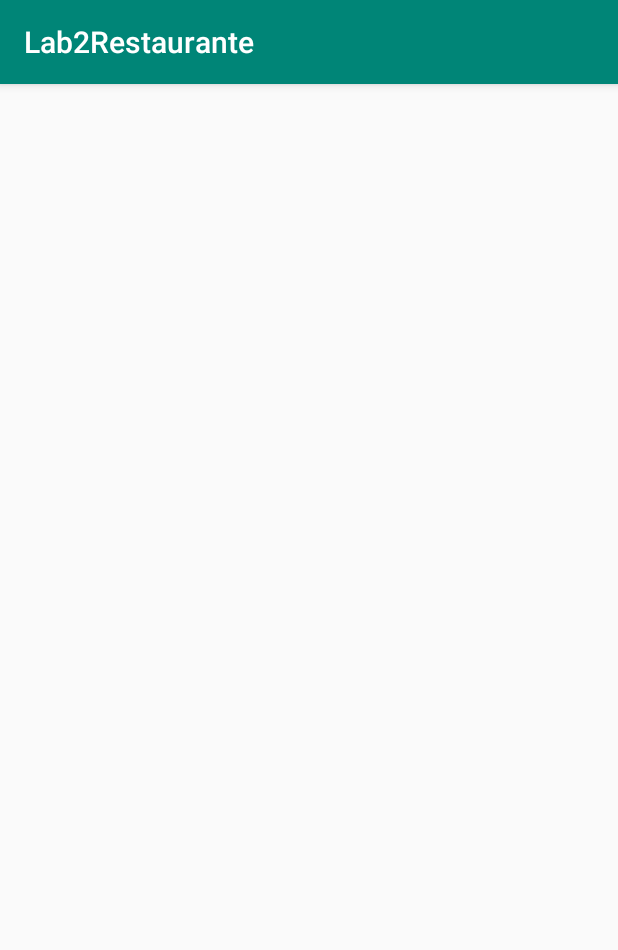
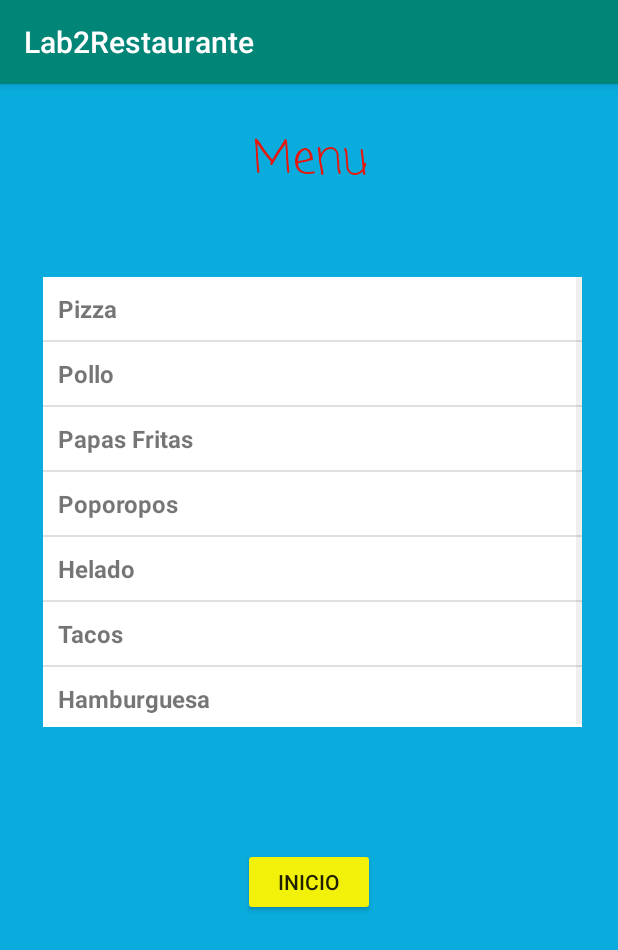
Before and after one commit to sorozcov/lab2, an Android app: the MENU screen opened directly, with no data from a screen before it, on a phone screen of 412 x 824 dp. Shown: the top 950 px of the screen. Run offline under Robolectric (Android 15) with nearby library versions, the phone set to English and light mode, and no system bars.

Commit message:
cambios finales

```diff
--- a/app/src/main/AndroidManifest.xml
+++ b/app/src/main/AndroidManifest.xml
@@ -18,6 +18,8 @@
         </activity>
         <activity android:name=".MENU">
         </activity>
+        <activity android:name=".Order">
+        </activity>
     </application>
 
 </manifest>
--- a/app/src/main/java/com/example/silvi/lab2restaurante/MENU.kt
+++ b/app/src/main/java/com/example/silvi/lab2restaurante/MENU.kt
@@ -1,12 +1,43 @@
 package com.example.silvi.lab2restaurante
 
+import android.content.Intent
 import android.support.v7.app.AppCompatActivity
 import android.os.Bundle
+import android.view.View
+import android.widget.ArrayAdapter
+import android.widget.ListView
+import android.widget.Toast
+import kotlinx.android.synthetic.main.activity_menu.*
+import android.widget.AdapterView
 
+
+//Actividad de menu
 class MENU : AppCompatActivity() {
 
     override fun onCreate(savedInstanceState: Bundle?) {
         super.onCreate(savedInstanceState)
         setContentView(R.layout.activity_menu)
+        //Crear un link entre el listview y el adapter
+        val adapter = ArrayAdapter<String>(this, R.layout.listviews, MyApplication.menu.myOrder)
+
+        restaurantMenu.adapter = adapter
+        //Agrega elementos a la orden
+        restaurantMenu.setOnItemClickListener { parent, view, position, id ->
+
+            MyApplication.userOrder.myOrder.add(MyApplication.menu.myOrder.get(position))
+            Toast.makeText(this@MENU, "Elemento agregado a la orden ${MyApplication.menu.myOrder.get(position)}", Toast.LENGTH_SHORT).show();
+
+        }
+
+        //Regresa al inicio
+        mainButton1.setOnClickListener{
+            val intent: Intent = Intent(this, MainActivity::class.java);
+            startActivity(intent);
+            finish();
+
+        }
+
     }
+
+
 }
--- a/app/src/main/java/com/example/silvi/lab2restaurante/MenuOrder.kt
+++ b/app/src/main/java/com/example/silvi/lab2restaurante/MenuOrder.kt
@@ -2,7 +2,7 @@ package com.example.silvi.lab2restaurante
 
 interface MenuOrder {
 
-    val menuOrder: ArrayList<String> // Pedido
+    var myOrder: ArrayList<String> // Pedido
 
     fun clear() // Limpiar pedido
     fun add(element: String) // Agregar elemento
--- /dev/null
+++ b/app/src/main/java/com/example/silvi/lab2restaurante/MyApplication.kt
@@ -0,0 +1,13 @@
+package com.example.silvi.lab2restaurante
+
+import android.app.Application
+//Silvio Orozco 18282
+//Controlador de aplicacion
+class MyApplication: Application() {
+
+    companion object {
+        var menu = MyMenuOrder(arrayListOf<String>("Pizza", "Pollo","Papas Fritas","Poporopos","Helado","Tacos","Hamburguesa"));
+        var userOrder = MyMenuOrder(arrayListOf<String>());
+    }
+
+}
--- a/app/src/main/res/layout/activity_main.xml
+++ b/app/src/main/res/layout/activity_main.xml
@@ -5,7 +5,7 @@
         xmlns:app="http://schemas.android.com/apk/res-auto"
         android:layout_width="match_parent"
         android:layout_height="match_parent"
-        tools:context=".MainActivity" android:background="#F7E6CF">
+        tools:context=".MainActivity" android:background="#0AACDE">
 
     <TextView
             android:layout_width="wrap_content"
@@ -26,7 +26,7 @@
             android:layout_marginBottom="8dp" app:layout_constraintBottom_toTopOf="@+id/textView"
             app:layout_constraintVertical_bias="0.962"/>
     <Button
-            android:text="Mostrar Menú"
+            android:text="Mostrar Menu"
             android:layout_width="wrap_content"
             android:layout_height="48dp"
             android:id="@+id/showMenu" android:backgroundTint="#F1F109"
--- a/app/src/main/res/layout/activity_menu.xml
+++ b/app/src/main/res/layout/activity_menu.xml
@@ -5,6 +5,35 @@
         xmlns:app="http://schemas.android.com/apk/res-auto"
         android:layout_width="match_parent"
         android:layout_height="match_parent"
-        tools:context=".MENU">
+        tools:context=".MENU" android:background="#0AACDE">
 
+    <Button
+            android:text="Inicio"
+            android:layout_width="wrap_content"
+            android:layout_height="45dp"
+            android:id="@+id/mainButton1" android:backgroundTint="#F1F109"
+            android:layout_marginTop="424dp"
+            app:layout_constraintTop_toTopOf="parent"
+            android:layout_marginBottom="8dp" app:layout_constraintBottom_toBottomOf="parent"
+            android:layout_marginEnd="8dp" app:layout_constraintEnd_toEndOf="parent" android:layout_marginStart="8dp"
+            app:layout_constraintStart_toStartOf="parent" app:layout_constraintVertical_bias="0.294"/>
+    <TextView
+            android:layout_width="wrap_content"
+            android:layout_height="66dp"
+            android:text="Menu"
+            app:layout_constraintLeft_toLeftOf="parent"
+            app:layout_constraintRight_toRightOf="parent"
+            app:layout_constraintTop_toTopOf="parent" android:fontFamily="casual" android:textSize="30sp"
+            android:id="@+id/textView2" android:textColor="#E6170C" app:layout_constraintHorizontal_bias="0.501"
+            android:layout_marginTop="28dp"/>
+    <ListView
+            android:layout_width="359dp"
+            android:layout_height="300dp"
+            android:background="@android:color/white" android:layout_marginTop="8dp"
+            app:layout_constraintTop_toBottomOf="@+id/textView2" app:layout_constraintEnd_toEndOf="parent"
+            android:layout_marginEnd="8dp" app:layout_constraintStart_toStartOf="parent"
+            android:layout_marginStart="8dp" android:layout_marginBottom="8dp"
+            app:layout_constraintHorizontal_bias="0.555"
+            app:layout_constraintVertical_bias="0.269" app:layout_constraintBottom_toTopOf="@+id/mainButton1"
+            android:id="@+id/restaurantMenu"/>
 </android.support.constraint.ConstraintLayout>
--- /dev/null
+++ b/app/src/main/res/layout/listviews.xml
@@ -0,0 +1,11 @@
+<?xml version="1.0" encoding="utf-8"?>
+<!-- Each List Item is displayed as TextView defined below -->
+
+<TextView xmlns:android="http://schemas.android.com/apk/res/android"
+          android:id="@+id/label"
+          android:layout_width="fill_parent"
+          android:layout_height="fill_parent"
+          android:padding="10dip"
+          android:textSize="16dip"
+          android:textStyle="bold" >
+</TextView>
```
Also changed, not shown: app/src/main/java/com/example/silvi/lab2restaurante/MainActivity.kt (+17 -1 lines), app/src/main/java/com/example/silvi/lab2restaurante/MyMenuOrder.kt (added, +24 -0 lines), app/src/main/java/com/example/silvi/lab2restaurante/Order.kt (added, +60 -0 lines), app/src/main/res/layout/activity_order.xml (added, +54 -0 lines).
